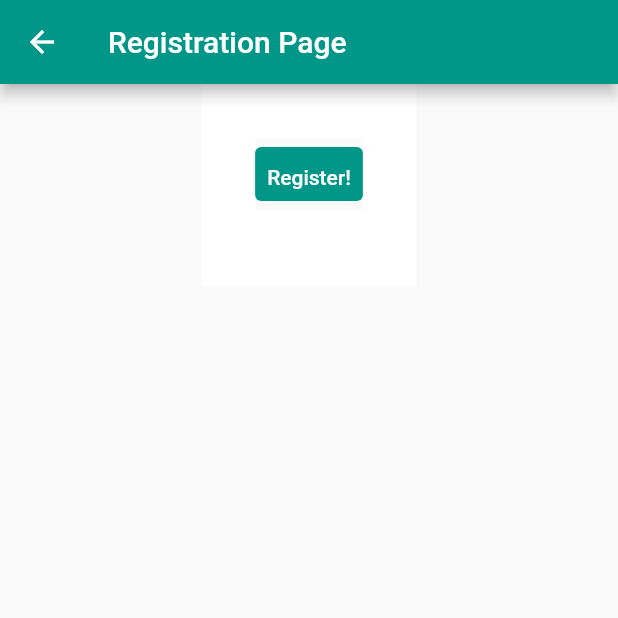
After one commit to MoscaLCC/LEBApp, a Flutter app: the User_Reg_Screen screen opened directly, after a tap on "Not signed ? Register now", on a phone screen of 412 x 824 dp, the top half of it. The commit adds this screen. Run offline on Flutter 3.47's test engine with Material 2 defaults, Android fonts, the phone set to English and light mode, and no system bars.

Commit message:
begin Registry form and backend

```diff
--- a/LEBApp_UI/lib/main.dart
+++ b/LEBApp_UI/lib/main.dart
@@ -1,5 +1,5 @@
 import 'package:flutter/material.dart';
-import 'package:lebapp_ui/screens/user_reg_screen.dart';
+import 'package:lebapp_ui/screens/user_login_screen.dart';
 import 'package:lebapp_ui/widgets/UserForm.dart';
 
 void main() {
@@ -49,7 +49,7 @@ class _MyHomePageState extends State<MyHomePage> {
           mainAxisAlignment: MainAxisAlignment.center,
           children: <Widget>[
             Text(
-              'Put Initial Login page...',
+              'In construction...',
             ),
           ],
         ),
--- /dev/null
+++ b/LEBApp_UI/lib/models/User.dart
@@ -0,0 +1,282 @@
+import 'dart:collection';
+import 'dart:core';
+import 'package:json_annotation/json_annotation.dart';
+
+@JsonSerializable(explicitToJson: true)
+class User{
+   String _login;
+   String _password;
+   String _firstName;
+   String _lastName;
+   String _email;
+   String _imageUrl;
+   bool _activated = false;
+   String _langKey;
+   String _createdBy;
+   DateTime _createdDate;
+   String _lastModifiedBy;
+   DateTime _lastModifiedDate;
+   String _phoneNumber;
+   String _nib;
+   int _nif;
+   DateTime _birthday;
+   String _address;
+   bool _isTransporter;
+   String _favouriteTransport;
+   bool _isProducer;
+   String _linkSocial;
+   bool _isPoint;
+   String _openingTimePoint;
+   bool _isDeliveryMan;
+   String _openingTime;
+   Set<String> _authorities;
+
+   String get login => _login;
+
+  set login(String value) {
+    _login = value;
+  }
+
+   String get password => _password;
+
+   Set<String> get authorities => _authorities;
+
+  set authorities(Set<String> value) {
+    _authorities = value;
+  }
+
+  String get openingTime => _openingTime;
+
+  set openingTime(String value) {
+    _openingTime = value;
+  }
+
+  bool get isDeliveryMan => _isDeliveryMan;
+
+  set isDeliveryMan(bool value) {
+    _isDeliveryMan = value;
+  }
+
+  String get openingTimePoint => _openingTimePoint;
+
+  set openingTimePoint(String value) {
+    _openingTimePoint = value;
+  }
+
+  bool get isPoint => _isPoint;
+
+  set isPoint(bool value) {
+    _isPoint = value;
+  }
+
+  String get linkSocial => _linkSocial;
+
+  set linkSocial(String value) {
+    _linkSocial = value;
+  }
+
+  bool get isProducer => _isProducer;
+
+  set isProducer(bool value) {
+    _isProducer = value;
+  }
+
+  String get favouriteTransport => _favouriteTransport;
+
+  set favouriteTransport(String value) {
+    _favouriteTransport = value;
+  }
+
+  bool get isTransporter => _isTransporter;
+
+  set isTransporter(bool value) {
+    _isTransporter = value;
+  }
+
+  String get address => _address;
+
+  set address(String value) {
+    _address = value;
+  }
+
+  DateTime get birthday => _birthday;
+
+  set birthday(DateTime value) {
+    _birthday = value;
+  }
+
+  int get nif => _nif;
+
+  set nif(int value) {
+    _nif = value;
+  }
+
+  String get nib => _nib;
+
+  set nib(String value) {
+    _nib = value;
+  }
+
+   String get phoneNumber => _phoneNumber;
+
+  set phoneNumber(String value) {
+    _phoneNumber = value;
+  }
+
+  DateTime get lastModifiedDate => _lastModifiedDate;
+
+  set lastModifiedDate(DateTime value) {
+    _lastModifiedDate = value;
+  }
+
+  String get lastModifiedBy => _lastModifiedBy;
+
+  set lastModifiedBy(String value) {
+    _lastModifiedBy = value;
+  }
+
+  DateTime get createdDate => _createdDate;
+
+  set createdDate(DateTime value) {
+    _createdDate = value;
+  }
+
+  String get createdBy => _createdBy;
+
+  set createdBy(String value) {
+    _createdBy = value;
+  }
+
+  String get langKey => _langKey;
+
+  set langKey(String value) {
+    _langKey = value;
+  }
+
+  bool get activated => _activated;
+
+  set activated(bool value) {
+    _activated = value;
+  }
+
+  String get imageUrl => _imageUrl;
+
+  set imageUrl(String value) {
+    _imageUrl = value;
+  }
+
+  String get email => _email;
+
+  set email(String value) {
+    _email = value;
+  }
+
+  String get lastName => _lastName;
+
+  set lastName(String value) {
+    _lastName = value;
+  }
+
+  String get firstName => _firstName;
+
+  set firstName(String value) {
+    _firstName = value;
+  }
+
+  set password(String value) {
+    _password = value;
+  }
+
+   User(
+      this._login,
+      this._password,
+      this._firstName,
+      this._lastName,
+      this._email,
+      this._imageUrl,
+      this._activated,
+      this._langKey,
+      this._createdBy,
+      this._createdDate,
+      this._lastModifiedBy,
+      this._lastModifiedDate,
+      this._phoneNumber,
+      this._nib,
+      this._nif,
+      this._birthday,
+      this._address,
+      this._isTransporter,
+      this._favouriteTransport,
+      this._isProducer,
+      this._linkSocial,
+      this._isPoint,
+      this._openingTimePoint,
+      this._isDeliveryMan,
+      this._openingTime,
+      this._authorities);
+
+
+   //factory User.fromJson(Map<String, dynamic> json) => _$UserFromJson(json);
+
+   //Map<String, dynamic> toJson() => _$UserToJson(this);
+
+   String setToString(Set set) => IterableBase.iterableToFullString(set, '[', ']');
+
+   User.fromJson(Map<String, dynamic> json)
+       : _login = json['login'],
+         _password = json['password'],
+         _firstName = json['firstName'],
+         _lastName = json['lastName'],
+         _email = json['email'],
+         _imageUrl = json['imageUrl'],
+         _activated = json['activated'],
+         _langKey = json['langKey'],
+         _createdBy = json['createdBy'],
+         _createdDate = json['createdDate'],
+         _lastModifiedBy = json['lastModifiedBy'],
+         _lastModifiedDate = json['lastModifiedDate'],
+         _phoneNumber = json['phoneNumber'],
+         _nib = json['nib'],
+         _nif = json['nif'],
+         _birthday = json['_birthday'],
+         _address = json['_address'],
+         _isTransporter = json['isTransporter'],
+         _favouriteTransport = json['favouriteTransport'],
+         _isProducer = json['isProducer'],
+         _linkSocial = json['linkSocial'],
+         _isPoint = json['isPoint'],
+         _openingTimePoint = json['openingTimePoint'],
+         _isDeliveryMan = json['isDeliveryMan'],
+         _openingTime = json['openingTime'],
+         _authorities = json['authorities'];
+
+
+   Map<String, dynamic> toJson() => {
+   'login' : _login,
+   'password' : _password,
+   'firstName' :  _firstName,
+   'lastName': _lastName,
+   'email' : _email,
+   'imageUrl' : _imageUrl,
+   'activated' : _activated,
+   'langKey' : _langKey,
+   'createdBy' : _createdBy,
+   'createdDate' : _createdDate,
+   'lastModifiedBy' :  _lastModifiedBy,
+   'lastModifiedDate' : _lastModifiedDate,
+   'phoneNumber' :  _phoneNumber,
+   'nib' : _nib,
+   'nif' : _nif,
+   '_birthday' : _birthday,
+   '_address' : _address,
+   'isTransporter' : _isTransporter,
+   'favouriteTransport' : _favouriteTransport,
+   'isProducer' : _isProducer,
+   'linkSocial' : _linkSocial,
+   'isPoint' : _isPoint,
+   'openingTimePoint': _openingTimePoint,
+   'isDeliveryMan' : _isDeliveryMan,
+   'openingTime' : _openingTime,
+   'authorities' : setToString(_authorities),
+   };
+}
--- a/LEBApp_UI/lib/screens/user_reg_screen.dart
+++ b/LEBApp_UI/lib/screens/user_login_screen.dart
@@ -1,6 +1,10 @@
+import 'dart:developer';
 import 'dart:io';
 
 import 'package:flutter/material.dart';
+import 'package:lebapp_ui/models/User.dart';
+import 'package:lebapp_ui/screens/user_main_area.dart';
+import 'package:lebapp_ui/screens/user_registry_screen.dart';
 import '../main.dart';
 import 'package:http/http.dart' as http;
 import 'dart:convert';
@@ -15,6 +19,9 @@ class User_Reg_Screen extends StatefulWidget {
 class _User_Reg_ScreenState extends State<User_Reg_Screen> {
   TextStyle style = TextStyle(fontFamily: 'Montserrat', fontSize: 20.0);
 
+  final controllerEmailTextField = TextEditingController();
+  final controllerPasswordTextField = TextEditingController();
+
   @override
   Widget build(BuildContext context) {
 
@@ -22,6 +29,7 @@ class _User_Reg_ScreenState extends State<User_Reg_Screen> {
       obscureText: false,
       style: style,
       decoration: InputDecoration(hintText: 'Insert your email.'),
+      controller: controllerEmailTextField,
 
     );
 
@@ -29,6 +37,7 @@ class _User_Reg_ScreenState extends State<User_Reg_Screen> {
       obscureText: true,
       style: style,
       decoration: InputDecoration(hintText: 'Insert your password.'),
+      controller: controllerPasswordTextField,
     );
 
     final loginButon = Material(
@@ -41,12 +50,7 @@ class _User_Reg_ScreenState extends State<User_Reg_Screen> {
           onSurface: Colors.grey,
         ),
         onPressed: () async {
-          print("Link to server...");
-
-          //var url = Uri.parse('http://192.168.1.110:8080/api/authenticate');
-          //var response = await http.post(url,headers: {HttpHeaders.CONTENT_TYPE: "application/json"}, body: {"username": "Admin", "password": "admin", "rememberMe": "false"});
-          //print('Response status: ${response.statusCode}');
-          //print('Response body: ${response.body}');
+          print("Link to server to...");
 
           var  url = Uri.parse('http://192.168.1.110:8080/api/authenticate');
           var body = json.encode({"username": "Admin", "password": "admin", "rememberMe": "false"});
@@ -56,10 +60,15 @@ class _User_Reg_ScreenState extends State<User_Reg_Screen> {
             'Accept': 'application/json',
           };
 
-          final response = await http.post(url, body: body, headers: headers);
-          final responseJson = json.decode(response.body);
-          print(responseJson);
-          return response;
+          Navigator.push(
+              context,
+              MaterialPageRoute(
+                  builder: (context) => User_Main_Area(controllerEmailTextField.text)));
+
+          //final response = await http.post(url, body: body, headers: headers);
+          //final responseJson = json.decode(response.body);
+          //print(responseJson);
+          //return response
 
         },
       ),
@@ -77,6 +86,22 @@ class _User_Reg_ScreenState extends State<User_Reg_Screen> {
         onPressed: () {
           //button action
           Navigator.of(context).push(MaterialPageRoute(builder: (context)=>MyApp()));
+        },
+      ),
+    );
+
+    final regButon = Material(
+      child: TextButton(
+        child: Text('Not signed ? Register now'),
+        style: TextButton.styleFrom(
+          alignment: Alignment.bottomCenter,
+          primary: Colors.white,
+          backgroundColor: Colors.teal,
+          onSurface: Colors.grey,
+        ),
+        onPressed: () {
+          //button action
+          Navigator.of(context).push(MaterialPageRoute(builder: (context)=>User_Registry_Screen()));
         },
       ),
     );
@@ -117,6 +142,10 @@ class _User_Reg_ScreenState extends State<User_Reg_Screen> {
                     SizedBox(
                       height: 15.0,
                     ),
+                    regButon,
+                    SizedBox(
+                      height: 15.0,
+                    ),
                   ],
                 ),
               ),
@@ -126,33 +155,3 @@ class _User_Reg_ScreenState extends State<User_Reg_Screen> {
     );
   }
 }
-
-
-
-/*
-class _User_Reg_ScreenState extends State<User_Reg_Screen> {
-  @override
-  Widget build(BuildContext context) {
-    return Scaffold(
-      appBar: AppBar(
-          title: const Text('New user Registry Screen'),
-          backgroundColor: Colors.teal),
-      body: Center(
-        child: TextButton(
-          child: Text('BACK'),
-          style: TextButton.styleFrom(
-            alignment: Alignment.bottomCenter,
-            primary: Colors.white,
-            backgroundColor: Colors.teal,
-            onSurface: Colors.grey,
-          ),
-          onPressed: () {
-              //button action
-              Navigator.of(context).push(MaterialPageRoute(builder: (context)=>MyApp()));
-          },
-        )
-      ),
-    );
-  }
-}
- */
--- /dev/null
+++ b/LEBApp_UI/lib/screens/user_registry_screen.dart
@@ -0,0 +1,163 @@
+import 'dart:convert';
+
+import 'package:flutter/material.dart';
+import 'package:http/http.dart' as http;
+import 'dart:io';
+
+import 'package:flutter/material.dart';
+import 'package:lebapp_ui/models/User.dart';
+import '../main.dart';
+
+// ignore: camel_case_types
+class User_Registry_Screen extends StatefulWidget {
+
+  @override
+  _User_Registry_ScreenState createState() => _User_Registry_ScreenState();
+}
+
+class _User_Registry_ScreenState extends State<User_Registry_Screen> {
+  TextStyle style = TextStyle(fontFamily: 'Montserrat', fontSize: 20.0);
+
+
+  final okRegButon = Material(
+    child: TextButton(
+      child: Text('Register!'),
+      style: TextButton.styleFrom(
+        alignment: Alignment.bottomCenter,
+        primary: Colors.white,
+        backgroundColor: Colors.teal,
+        onSurface: Colors.grey,
+      ),
+      onPressed: () async {
+        print("Link to server to Register...");
+
+        User userTeste = new User('manel', 'vita1234', 'Joaquim', 'Alberto', 'berto@gmail.com', 'cenas', true, 'langKey', 'x', DateTime.now(), 'test', DateTime.now(), '+35195448796', '11121211', 24920594, DateTime.now(), 'rua x', true, 'car', false, 'ddd', false, null, false, null,{'ROLE_ADMIN'});
+
+        var  url = Uri.parse('http://192.168.1.110:8080/api/register');
+        var body = userTeste.toJson();
+
+        Map<String,String> headers = {
+          'Content-type' : 'application/json',
+          'Accept': 'application/json',
+        };
+
+
+       final response = await http.post(url, body: body, headers: headers);
+       final responseJson = json.decode(response.body);
+       print(responseJson);
+       return response;
+
+      },
+    ),
+  );
+
+  @override
+  Widget build(BuildContext context) {
+    return Scaffold(
+      appBar: AppBar(
+          title: Text('Registration Page'),
+          backgroundColor: Colors.teal),
+        body: SingleChildScrollView(
+          child: Center(
+            child: Container(
+              color: Colors.white,
+              child: Padding(
+                padding: const EdgeInsets.all(36.0),
+                child: Column(
+                  crossAxisAlignment: CrossAxisAlignment.center,
+                  mainAxisAlignment: MainAxisAlignment.center,
+                  children: <Widget>[
+                    okRegButon,
+                    SizedBox(
+                      height: 15.0,
+                    ),
+                  ],
+                ),
+              ),
+            ),
+          ),
+        )
+    );
+  }
+}
+
+/*
+class User_Registry_Screen extends StatefulWidget {
+
+  @override
+  _User_Registry_ScreenState createState() => _User_Registry_ScreenState();
+}
+
+class _User_Registry_ScreenState extends State<User_Registry_Screen> {
+
+  final _keyForm = GlobalKey<FormState>(); // Our created key
+  final nameController = TextEditingController();
+  final passwordController = TextEditingController();
+  final emailController = TextEditingController();
+
+  void _saveForm(){
+
+    if(_keyForm.currentState.validate()){
+      _keyForm.currentState.save();
+      print(nameController);
+      print(emailController);
+    }
+  }
+
+  @override
+  Widget build(BuildContext context) {
+    // The form widget
+    return Form(
+      key: _keyForm,
+      child: Padding(
+        padding: const EdgeInsets.all(20),
+        child: ListView(
+          children: [
+            Container(
+              padding: const EdgeInsets.symmetric(vertical: 20),
+              child: Text('Welcome to LEB - User Registry'),
+            ),
+            TextFormField(
+              controller: nameController,
+              decoration: InputDecoration(hintText: 'Insert your name.'),
+              validator: (value) {
+                if (value.isEmpty) return 'You have to insert a name';
+
+                return null;
+              },
+            ),
+            TextFormField(
+              controller: passwordController,
+              obscureText: true,
+              decoration: InputDecoration(hintText: 'The password to log in.'),
+              validator: (value) {
+                if (value.length < 7)
+                  return 'Password must have at least 6 chars.';
+
+                return null;
+              },
+            ),
+            TextFormField(
+              controller: emailController,
+              decoration:
+              InputDecoration(hintText: 'E-mail to use for log in.'),
+              validator: (value) {
+                if (!value.contains('@gmail.com'))
+                  return 'Only gmail emails allowed.';
+
+                return null;
+              },
+            ),
+            RaisedButton(
+              child: Text('Apply'),
+              onPressed: () {
+                _saveForm();
+              },
+            )
+          ],
+        ),
+      ),
+    );
+  }
+}
+  */
--- a/LEBApp_UI/pubspec.yaml
+++ b/LEBApp_UI/pubspec.yaml
@@ -23,6 +23,7 @@ environment:
 dependencies:
   flutter:
     sdk: flutter
+  json_annotation: ^4.0.1
 
 
   # The following adds the Cupertino Icons font to your application.
@@ -33,6 +34,8 @@ dependencies:
 dev_dependencies:
   flutter_test:
     sdk: flutter
+  build_runner: ^2.0.3
+  json_serializable: ^4.1.2
 
 # For information on the generic Dart part of this file, see the
 # following page: https://dart.dev/tools/pub/pubspec
```
Also changed, not shown: LEBApp_UI/lib/screens/user_main_area.dart (+28 -0 lines), LEBApp_UI/pubspec.lock.
